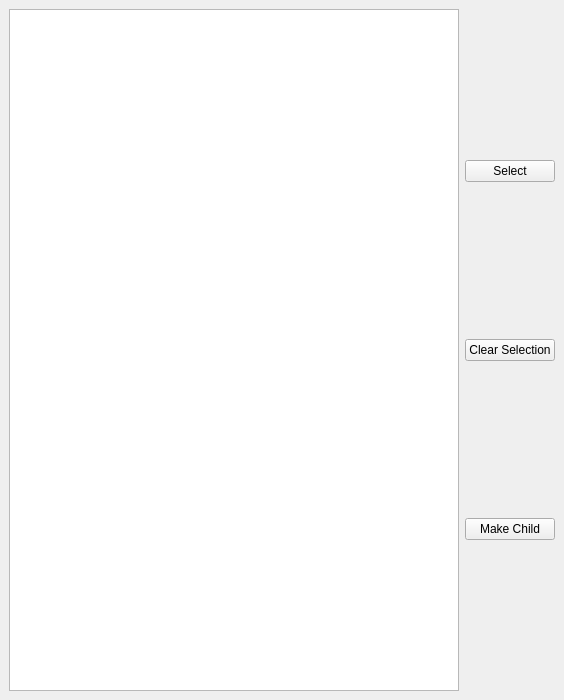
Old version of the form src/client/tree_test.ui in the repository ccp4/DUI2.
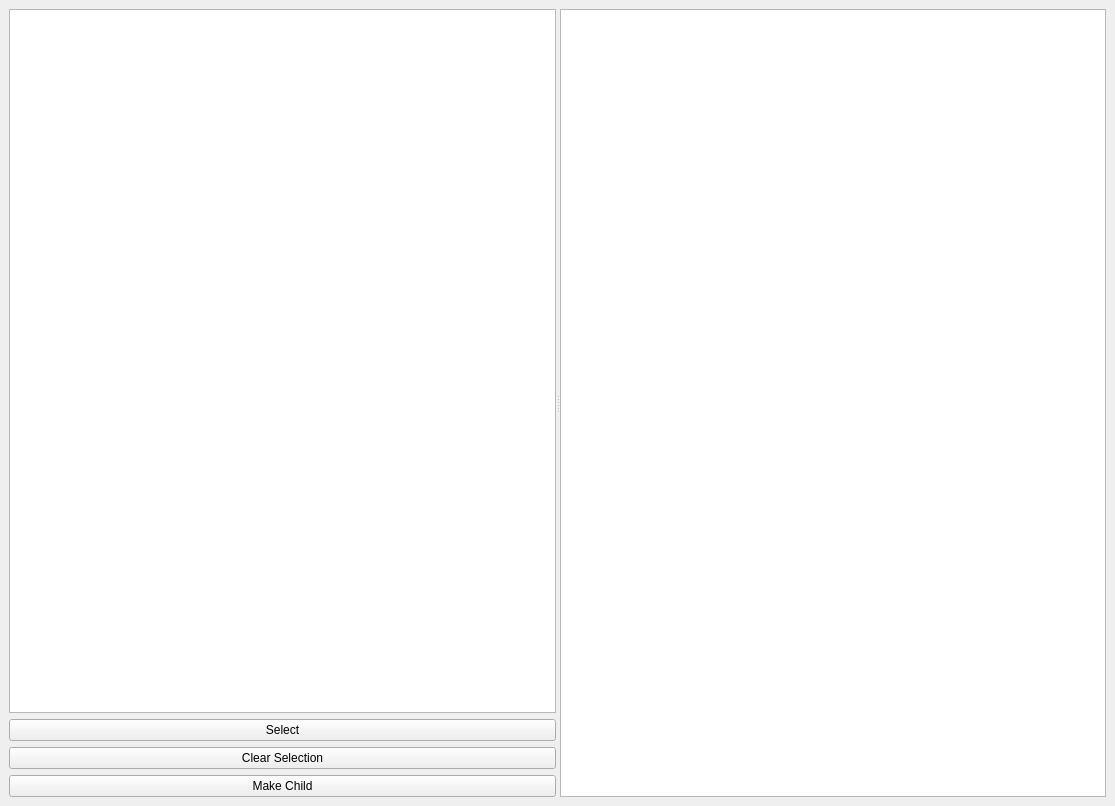
New version of the form.

```diff
--- a/src/client/tree_test.ui
+++ b/src/client/tree_test.ui
@@ -6,23 +6,26 @@
    <rect>
     <x>0</x>
     <y>0</y>
-    <width>564</width>
-    <height>700</height>
+    <width>1115</width>
+    <height>806</height>
    </rect>
   </property>
   <property name="windowTitle">
    <string>MainWindow</string>
   </property>
   <widget class="QWidget" name="centralwidget">
+   <layout class="QGridLayout" name="gridLayout">
+    <item row="0" column="0">
+     <widget class="QSplitter" name="splitter">
+      <property name="orientation">
+       <enum>Qt::Horizontal</enum>
+      </property>
+      <widget class="QWidget" name="">
    <layout class="QVBoxLayout" name="verticalLayout_2">
     <item>
-     <layout class="QHBoxLayout" name="horizontalLayout">
-      <item>
        <widget class="QGraphicsView" name="graphicsView"/>
       </item>
       <item>
-       <layout class="QVBoxLayout" name="verticalLayout">
-        <item>
          <widget class="QPushButton" name="ButtonSelect">
           <property name="text">
            <string>Select</string>
@@ -44,8 +47,15 @@
          </widget>
         </item>
        </layout>
-      </item>
-     </layout>
+      </widget>
+      <widget class="QWidget" name="layoutWidget">
+       <layout class="QVBoxLayout" name="verticalLayout">
+        <item>
+         <widget class="QTextEdit" name="textEdit"/>
+        </item>
+       </layout>
+      </widget>
+     </widget>
     </item>
    </layout>
   </widget>
```
Lines whose indentation alone changed are shown as unchanged.
